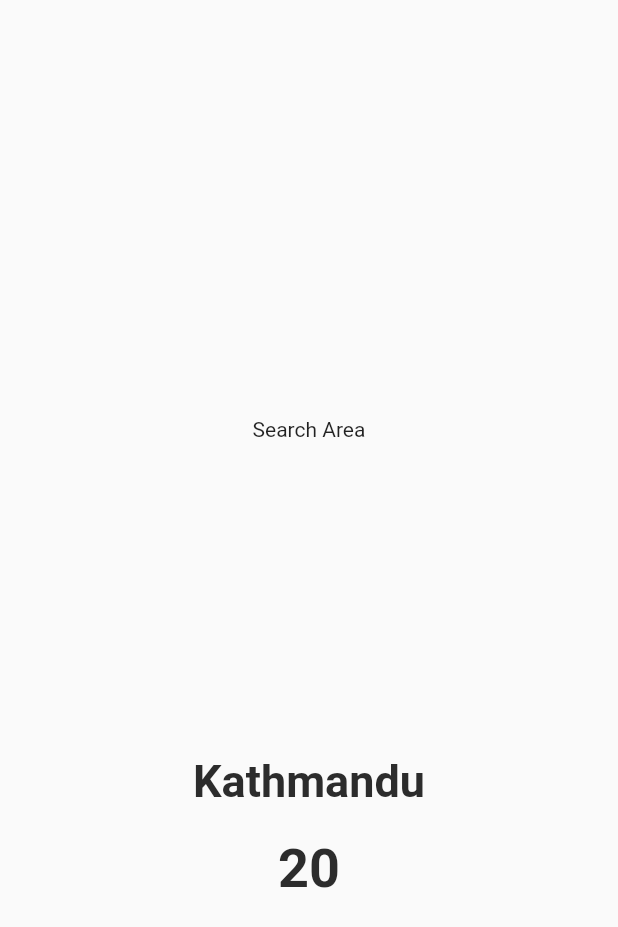
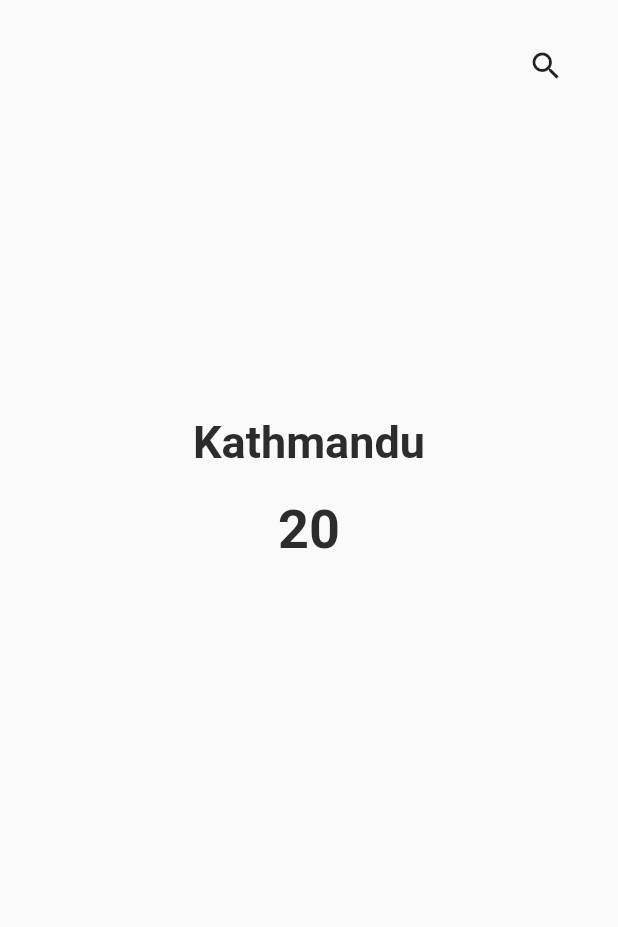
Before and after one commit to nootan123/weather_app, a Flutter app: the screen it shows after launch, on a phone screen of 412 x 824 dp. Shown: the top 927 px of the screen. Run offline on Flutter 3.47's test engine with Material 2 defaults, Android fonts, the phone set to English and light mode, and no system bars.

```diff
--- a/lib/constants/app_color.dart
+++ b/lib/constants/app_color.dart
@@ -1,3 +1,4 @@
 import 'dart:ui';
 
 const Color kLightBlack = Color(0xFF2C2C2C);
+const Color kGrey_200 = Color(0xFFFDFCFC);
--- a/lib/screen/home_page.dart
+++ b/lib/screen/home_page.dart
@@ -2,6 +2,7 @@ import 'package:flutter/material.dart';
 import 'package:weatherapp/constants/app_color.dart';
 import 'package:weatherapp/constants/font_size.dart';
 import 'package:weatherapp/constants/font_weight.dart';
+import 'package:weatherapp/screen/search_page.dart';
 
 class MyHomePage extends StatefulWidget {
   const MyHomePage({super.key});
@@ -16,23 +17,33 @@ class _MyHomePageState extends State<MyHomePage> {
     return Scaffold(
       body: SafeArea(
         child: Padding(
-          padding: const EdgeInsets.fromLTRB(24.0, 55.0, 24.0, 0.0),
+          padding: const EdgeInsets.fromLTRB(24.0, 20.0, 24.0, 0.0),
           child: Center(
             child: Column(
-              mainAxisAlignment: MainAxisAlignment.center,
+              mainAxisAlignment: MainAxisAlignment.start,
               crossAxisAlignment: CrossAxisAlignment.center,
               children: <Widget>[
-                Container(
-                  child: const Text("Search Area"),
+                Row(
+                  mainAxisAlignment: MainAxisAlignment.end,
+                  children: [
+                    IconButton(
+                        onPressed: () {
+                          Navigator.push(
+                              context,
+                              MaterialPageRoute(
+                                  builder: (context) => const SearchPage()));
+                        },
+                        icon: Icon(Icons.search)),
+                  ],
                 ),
-                const SizedBox(height: 209.0),
-                const Text(
+                SizedBox(height: 209.0),
+                Text(
                   "Kathmandu",
                   style: TextStyle(
                       color: kLightBlack, fontSize: font_30, fontWeight: w6),
                 ),
-                const SizedBox(height: 20.0),
-                const Text(
+                SizedBox(height: 20.0),
+                Text(
                   "20",
                   style: TextStyle(
                       color: kLightBlack, fontSize: font_36, fontWeight: w7),
--- a/pubspec.yaml
+++ b/pubspec.yaml
@@ -35,6 +35,7 @@ dependencies:
   # The following adds the Cupertino Icons font to your application.
   # Use with the CupertinoIcons class for iOS style icons.
   cupertino_icons: ^1.0.2
+  dio: ^5.0.0
 
 dev_dependencies:
   flutter_test:
```
Also changed, not shown: lib/screen/search_page.dart (added, +31 -0 lines), lib/widgets/custom_search.dart (added, +50 -0 lines), pubspec.lock, 1 other file.
